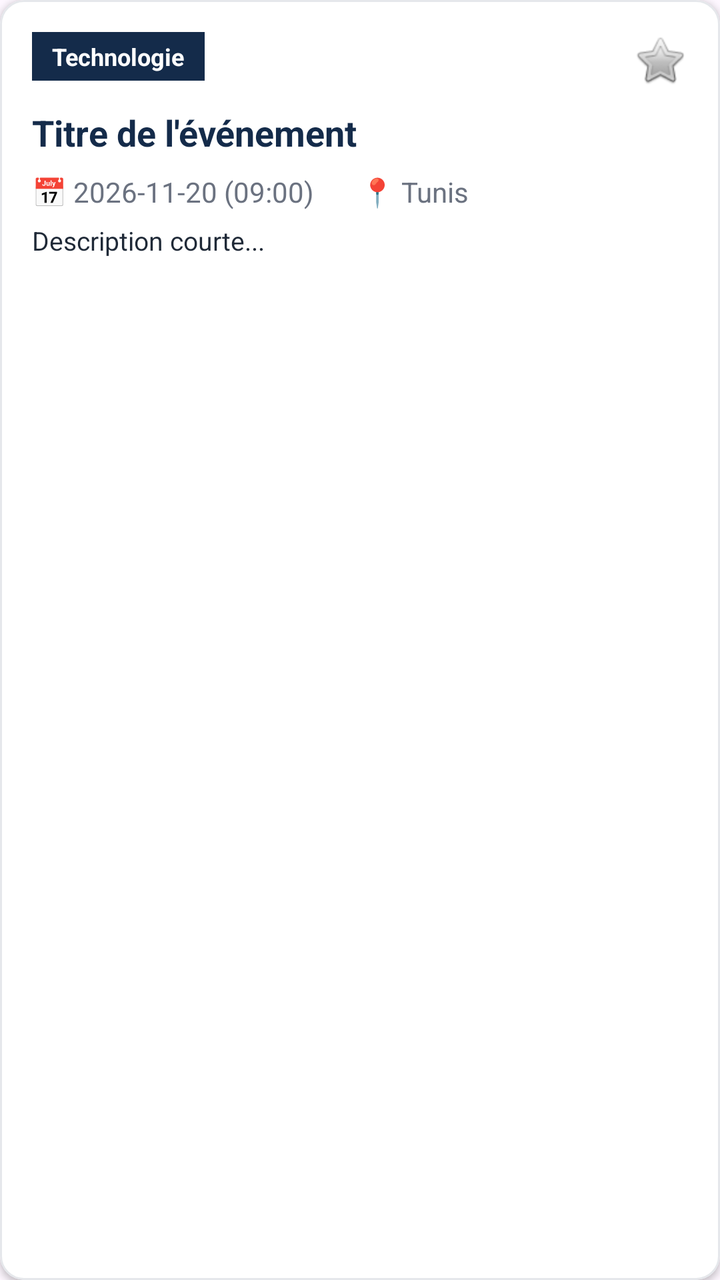
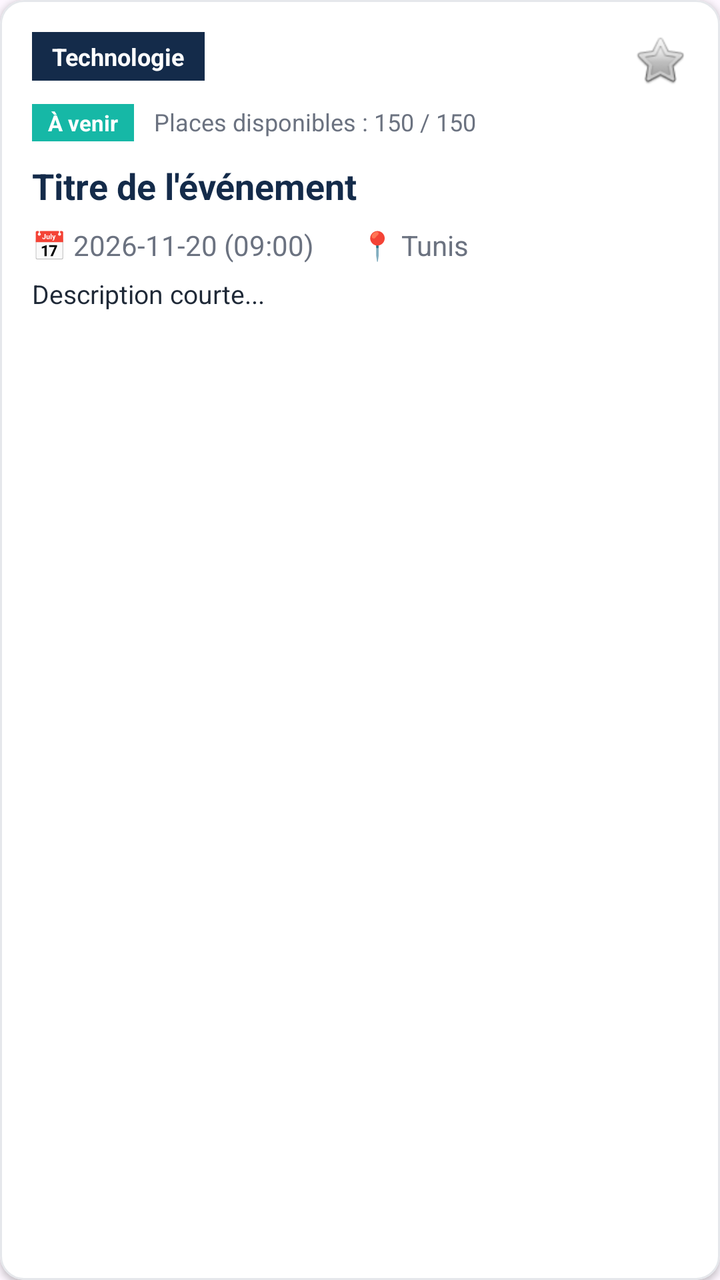

An Android layout rendered at two revisions. The XML below is the earlier revision; the diff shows what the commit changed to produce the second picture.
<!-- AndroidManifest.xml: application theme Theme.CompusEvent -->
<!-- res/layout/item_event.xml -->
<?xml version="1.0" encoding="utf-8"?>
<com.google.android.material.card.MaterialCardView xmlns:android="http://schemas.android.com/apk/res/android"
    xmlns:app="http://schemas.android.com/apk/res-auto"
    android:layout_width="match_parent"
    android:layout_height="wrap_content"
    android:layout_marginHorizontal="12dp"
    android:layout_marginVertical="6dp"
    app:cardCornerRadius="12dp"
    app:cardElevation="2dp"
    app:cardBackgroundColor="@color/card_bg"
    app:strokeColor="#E5E7EB"
    app:strokeWidth="1dp">

    <LinearLayout
        android:layout_width="match_parent"
        android:layout_height="wrap_content"
        android:orientation="vertical"
        android:padding="16dp">

        <RelativeLayout
            android:layout_width="match_parent"
            android:layout_height="wrap_content">

            <TextView
                android:id="@+id/tv_category"
                android:layout_width="wrap_content"
                android:layout_height="wrap_content"
                android:layout_alignParentStart="true"
                android:background="@color/primary_blue"
                android:paddingHorizontal="10dp"
                android:paddingVertical="4dp"
                android:textColor="@color/white"
                android:textSize="12sp"
                android:textStyle="bold"
                android:text="Technologie" />

            <ImageView
                android:id="@+id/btn_favorite_icon"
                android:layout_width="28dp"
                android:layout_height="28dp"
                android:layout_alignParentEnd="true"
                android:background="?attr/selectableItemBackgroundBorderless"
                android:contentDescription="Favori"
                android:src="@android:drawable/btn_star_big_off" />

        </RelativeLayout>

        <TextView
            android:id="@+id/tv_title"
            android:layout_width="match_parent"
            android:layout_height="wrap_content"
            android:layout_marginTop="10dp"
            android:textColor="@color/primary_blue"
            android:textSize="18sp"
            android:textStyle="bold"
            android:text="Titre de l'événement" />

        <LinearLayout
            android:layout_width="match_parent"
            android:layout_height="wrap_content"
            android:layout_marginTop="8dp"
            android:orientation="horizontal">

            <TextView
                android:id="@+id/tv_date"
                android:layout_width="0dp"
                android:layout_height="wrap_content"
                android:layout_weight="1"
                android:textColor="@color/text_muted"
                android:textSize="14sp"
                android:text="📅 2026-11-20 (09:00)" />

            <TextView
                android:id="@+id/tv_location"
                android:layout_width="0dp"
                android:layout_height="wrap_content"
                android:layout_weight="1"
                android:textColor="@color/text_muted"
                android:textSize="14sp"
                android:text="📍 Tunis" />

        </LinearLayout>

        <TextView
            android:id="@+id/tv_description"
            android:layout_width="match_parent"
            android:layout_height="wrap_content"
            android:layout_marginTop="6dp"
            android:ellipsize="end"
            android:maxLines="2"
            android:textColor="@color/text_dark"
            android:textSize="13sp"
            android:text="Description courte..." />

    </LinearLayout>

</com.google.android.material.card.MaterialCardView>
<!-- resources referenced by this layout -->
<resources>
  <color name="card_bg">#FFFFFF</color>
  <color name="primary_blue">#142B4A</color>
  <color name="text_dark">#1F2937</color>
  <color name="text_muted">#6B7280</color>
  <color name="white">#FFFFFFFF</color>
  <style name="Theme.CompusEvent" parent="Base.Theme.CompusEvent" />
  <style name="Base.Theme.CompusEvent" parent="Theme.Material3.DayNight.NoActionBar">
          
          
      </style>
</resources>

<!-- the commit's change to res/layout/item_event.xml (unified diff, before → after) -->
@@ -40,10 +40,41 @@
                 android:layout_height="28dp"
                 android:layout_alignParentEnd="true"
                 android:background="?attr/selectableItemBackgroundBorderless"
-                android:contentDescription="Favori"
+                android:contentDescription="@string/btn_favorite"
                 android:src="@android:drawable/btn_star_big_off" />
 
         </RelativeLayout>
+
+        
+        <LinearLayout
+            android:layout_width="match_parent"
+            android:layout_height="wrap_content"
+            android:layout_marginTop="8dp"
+            android:orientation="horizontal">
+
+            <TextView
+                android:id="@+id/tv_status"
+                android:layout_width="wrap_content"
+                android:layout_height="wrap_content"
+                android:background="@color/weather_turquoise"
+                android:paddingHorizontal="8dp"
+                android:paddingVertical="2dp"
+                android:textColor="@color/white"
+                android:textSize="11sp"
+                android:textStyle="bold"
+                android:text="À venir" />
+
+            <TextView
+                android:id="@+id/tv_places"
+                android:layout_width="0dp"
+                android:layout_height="wrap_content"
+                android:layout_marginStart="10dp"
+                android:layout_weight="1"
+                android:textColor="@color/text_muted"
+                android:textSize="12sp"
+                android:text="Places disponibles : 150 / 150" />
+
+        </LinearLayout>
 
         <TextView
             android:id="@+id/tv_title"
<!-- resource entries referenced after the edit -->
@@ -4,7 +4,9 @@
   <color name="primary_blue">#142B4A</color>
   <color name="text_dark">#1F2937</color>
   <color name="text_muted">#6B7280</color>
+  <color name="weather_turquoise">#16B8A6</color>
   <color name="white">#FFFFFFFF</color>
+  <string name="btn_favorite">Favori</string>
   <style name="Theme.CompusEvent" parent="Base.Theme.CompusEvent" />
   <style name="Base.Theme.CompusEvent" parent="Theme.Material3.DayNight.NoActionBar">
           
